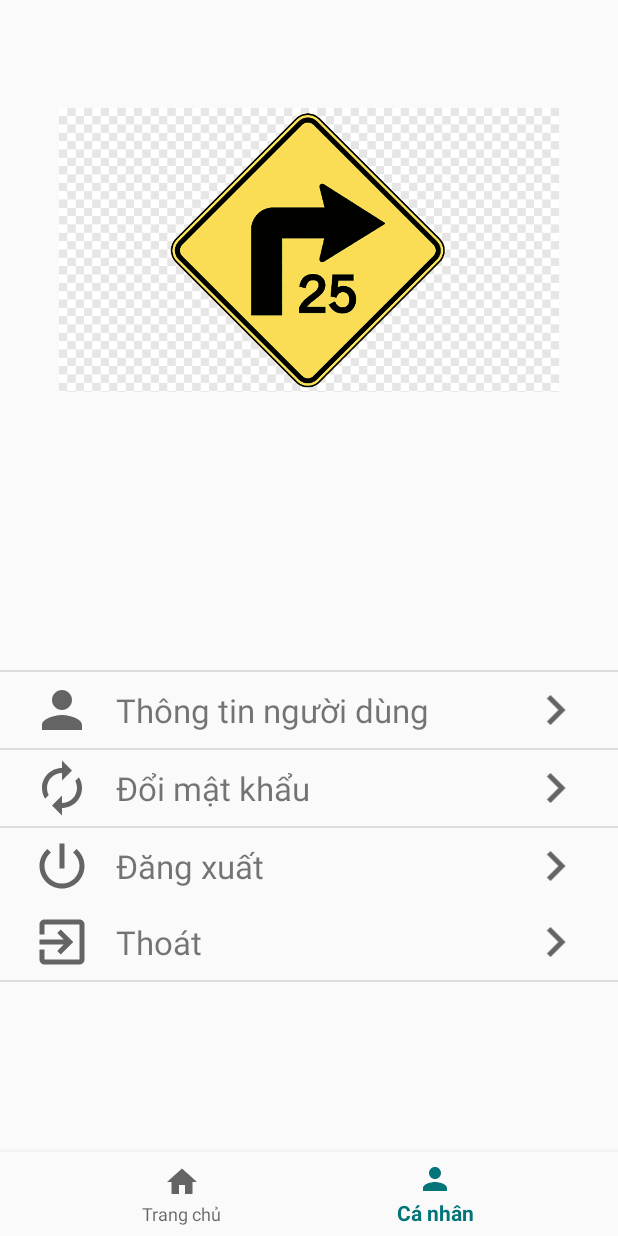
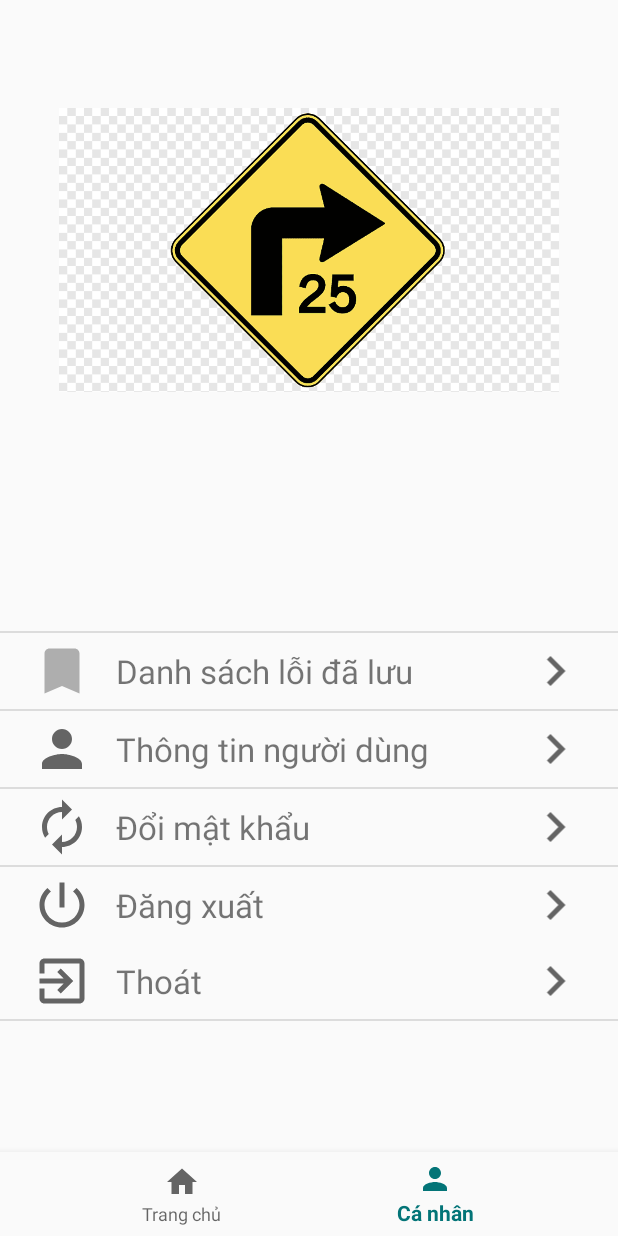
Before and after one commit to nguyentronghieu0611/GiaoThongAppVer1, an Android app: the DashboardFragment screen opened through its navigation route, on a phone screen of 412 x 824 dp. Run offline under Robolectric (Android 15) with nearby library versions, the phone set to English and light mode, and no system bars; our stand-ins replace CircleImageView, navigation-ui; 1 statement that could not run was skipped.

Commit message:
update final

```diff
--- a/app/src/main/java/com/example/giaothongappnew/adapter/ErrorAdapter.java
+++ b/app/src/main/java/com/example/giaothongappnew/adapter/ErrorAdapter.java
@@ -2,12 +2,16 @@ package com.example.giaothongappnew.adapter;
 
 import android.content.Context;
 import android.graphics.Paint;
+import android.os.Build;
 import android.view.LayoutInflater;
 import android.view.View;
 import android.view.ViewGroup;
 import android.widget.BaseAdapter;
+import android.widget.ImageView;
 import android.widget.TextView;
+import android.widget.Toast;
 
+import androidx.annotation.RequiresApi;
 import androidx.fragment.app.FragmentManager;
 
 
@@ -15,8 +19,15 @@ import com.bumptech.glide.Glide;
 import com.example.giaothongappnew.R;
 import com.example.giaothongappnew.config.TrafficDatabase;
 import com.example.giaothongappnew.model.Error;
+import com.example.giaothongappnew.model.MarkUser;
 
+import java.text.SimpleDateFormat;
+import java.time.LocalDateTime;
+import java.time.format.DateTimeFormatter;
+import java.util.Calendar;
+import java.util.Date;
 import java.util.List;
+import java.util.Locale;
 
 import de.hdodenhof.circleimageview.CircleImageView;
 
@@ -27,12 +38,14 @@ public class ErrorAdapter extends BaseAdapter {
     FragmentManager fragmentManager;
     TrafficDatabase db;
     private LayoutInflater layoutInflater;
+    int user_id=0;
 
-    public ErrorAdapter(List<Error> errorList, Context context, FragmentManager fragmentManager, TrafficDatabase db) {
+    public ErrorAdapter(List<Error> errorList, Context context, FragmentManager fragmentManager, TrafficDatabase db, int user_id) {
         this.errorList = errorList;
         this.context = context;
         this.fragmentManager = fragmentManager;
         this.db = db;
+        this.user_id = user_id;
         layoutInflater = LayoutInflater.from(context);
     }
 
@@ -62,12 +75,28 @@ public class ErrorAdapter extends BaseAdapter {
             holder.txtErrorDescription = convertView.findViewById(R.id.txtErrorDescription);
             holder.txtView = convertView.findViewById(R.id.txtView);
             holder.txtIcon = convertView.findViewById(R.id.txtIcon);
+            holder.btnSave = convertView.findViewById(R.id.btnSave);
             convertView.setTag(holder);
         }
         else
             holder = (ViewHolder) convertView.getTag();
+        final Error error = errorList.get(position);
+        holder.btnSave.setOnClickListener(new View.OnClickListener() {
+            @RequiresApi(api = Build.VERSION_CODES.O)
+            @Override
+            public void onClick(View v) {
+                SimpleDateFormat df = new SimpleDateFormat("dd-MM-yyyy", Locale.getDefault());
+                Date c = Calendar.getInstance().getTime();
+                long a = db.insertMarkUser(new MarkUser(user_id,error.getId(),df.format(c)));
+                if(a>0){
+                    Toast.makeText(context,"Lưu thành công",Toast.LENGTH_SHORT).show();
+                }
+                else {
+                    Toast.makeText(context,"Đã tồn tại lỗi trong kho",Toast.LENGTH_SHORT).show();
+                }
+            }
+        });
         holder.txtView.setPaintFlags(Paint.UNDERLINE_TEXT_FLAG);
-        final Error error = errorList.get(position);
         holder.txtContactName.setText(error.getName());
         holder.txtErrorDescription.setText(error.getDescription());
         if(error.getImage() != null){
@@ -85,5 +114,6 @@ public class ErrorAdapter extends BaseAdapter {
     static class ViewHolder{
         TextView txtContactName,txtErrorDescription, txtView;
         CircleImageView imageView,txtIcon;
+        ImageView btnSave;
     }
 }
--- a/app/src/main/java/com/example/giaothongappnew/ui/dashboard/DashboardFragment.java
+++ b/app/src/main/java/com/example/giaothongappnew/ui/dashboard/DashboardFragment.java
@@ -20,11 +20,12 @@ import androidx.lifecycle.ViewModelProviders;
 
 import com.example.giaothongappnew.ChangePasswordActivity;
 import com.example.giaothongappnew.LoginActivity;
+import com.example.giaothongappnew.MarkErrorActivity;
 import com.example.giaothongappnew.R;
 import com.example.giaothongappnew.UserInfoActivity;
 
 public class DashboardFragment extends Fragment {
-    LinearLayout layoutInfo, layoutChangePass, layoutLogout, layoutExit;
+    LinearLayout layoutInfo, layoutChangePass, layoutLogout, layoutExit, layoutMarkError;
 
     public View onCreateView(@NonNull LayoutInflater inflater, ViewGroup container, Bundle savedInstanceState) {
         View root = inflater.inflate(R.layout.fragment_dashboard, container, false);
@@ -38,9 +39,17 @@ public class DashboardFragment extends Fragment {
         layoutChangePass = view.findViewById(R.id.layoutChangePass);
         layoutLogout = view.findViewById(R.id.layoutLogout);
         layoutExit = view.findViewById(R.id.layoutExit);
+        layoutMarkError = view.findViewById(R.id.layoutMarkError);
     }
 
     private void bindEvent(){
+        layoutMarkError.setOnClickListener(new View.OnClickListener() {
+            @Override
+            public void onClick(View v) {
+                startActivity(new Intent(getContext(), MarkErrorActivity.class));
+            }
+        });
+
         layoutInfo.setOnClickListener(new View.OnClickListener() {
             @Override
             public void onClick(View v) {
--- a/app/src/main/java/com/example/giaothongappnew/ui/home/HomeFragment.java
+++ b/app/src/main/java/com/example/giaothongappnew/ui/home/HomeFragment.java
@@ -86,7 +86,7 @@ public class HomeFragment extends Fragment implements DataChange {
         db = new TrafficDatabase(getContext());
         initDefaultData();
         listError = db.getError();
-        lvError.setAdapter(new ErrorAdapter(listError,getContext(),fragmentManager,db));
+        lvError.setAdapter(new ErrorAdapter(listError,getContext(),fragmentManager,db,user_id));
     }
 
     private void bindEvent(){
@@ -184,7 +184,7 @@ public class HomeFragment extends Fragment implements DataChange {
             else
                 lvSearchHistory.setVisibility(View.GONE);
             listError = db.getError();
-            lvError.setAdapter(new ErrorAdapter(listError,getContext(),fragmentManager,db));
+            lvError.setAdapter(new ErrorAdapter(listError,getContext(),fragmentManager,db,user_id));
         }
         else if(isSearch && !searchText.isEmpty()){
             db.insertHistory(new SearchHistory(user_id,searchText));
@@ -196,7 +196,7 @@ public class HomeFragment extends Fragment implements DataChange {
             else
                 lvSearchHistory.setVisibility(View.GONE);
             listError = db.searchError(searchText);
-            lvError.setAdapter(new ErrorAdapter(listError,getContext(),fragmentManager,db));
+            lvError.setAdapter(new ErrorAdapter(listError,getContext(),fragmentManager,db,user_id));
         }
         else
             lvSearchHistory.setVisibility(View.GONE);
--- /dev/null
+++ b/app/src/main/res/drawable/ic_baseline_bookmark_24.xml
@@ -0,0 +1,5 @@
+<vector android:height="24dp" android:tint="#AEAEAE"
+    android:viewportHeight="24" android:viewportWidth="24"
+    android:width="24dp" xmlns:android="http://schemas.android.com/apk/res/android">
+    <path android:fillColor="@android:color/white" android:pathData="M17,3H7c-1.1,0 -1.99,0.9 -1.99,2L5,21l7,-3 7,3V5c0,-1.1 -0.9,-2 -2,-2z"/>
+</vector>
--- /dev/null
+++ b/app/src/main/res/drawable/ic_baseline_save_24.xml
@@ -0,0 +1,5 @@
+<vector android:height="24dp" android:tint="#9B1F00"
+    android:viewportHeight="24" android:viewportWidth="24"
+    android:width="24dp" xmlns:android="http://schemas.android.com/apk/res/android">
+    <path android:fillColor="@android:color/white" android:pathData="M17,3L5,3c-1.11,0 -2,0.9 -2,2v14c0,1.1 0.89,2 2,2h14c1.1,0 2,-0.9 2,-2L21,7l-4,-4zM12,19c-1.66,0 -3,-1.34 -3,-3s1.34,-3 3,-3 3,1.34 3,3 -1.34,3 -3,3zM15,9L5,9L5,5h10v4z"/>
+</vector>
--- a/app/src/main/res/layout/fragment_dashboard.xml
+++ b/app/src/main/res/layout/fragment_dashboard.xml
@@ -20,6 +20,31 @@
         android:layout_height="wrap_content"
         app:layout_constraintTop_toBottomOf="@id/imgAvatar"
         app:layout_constraintBottom_toBottomOf="parent">
+        <View style="@style/Divider"/>
+        <LinearLayout
+            android:id="@+id/layoutMarkError"
+            android:padding="5dp"
+            android:weightSum="10"
+            android:layout_width="match_parent"
+            android:layout_height="wrap_content">
+            <ImageView
+                android:layout_weight="1"
+                android:layout_width="40dp"
+                android:layout_height="40dp"
+                android:src="@drawable/ic_baseline_bookmark_24"/>
+            <TextView
+                android:gravity="center_vertical"
+                android:layout_weight="8"
+                android:textSize="22sp"
+                android:text="Danh sách lỗi đã lưu"
+                android:layout_width="0dp"
+                android:layout_height="40dp"/>
+            <ImageView
+                android:layout_weight="1"
+                android:layout_width="40dp"
+                android:layout_height="40dp"
+                android:src="@drawable/ic_baseline_chevron_right_24"/>
+        </LinearLayout>
         <View style="@style/Divider"/>
         <LinearLayout
             android:id="@+id/layoutInfo"
--- a/app/src/main/res/layout/fragment_home.xml
+++ b/app/src/main/res/layout/fragment_home.xml
@@ -48,8 +48,6 @@
         app:layout_constraintLeft_toLeftOf="parent"
         app:layout_constraintTop_toBottomOf="@id/edtSearch"
         android:visibility="gone"
-        android:divider="@android:color/transparent"
-        android:dividerHeight="8dip"
         android:id="@+id/lvHistory"
         android:layout_width="match_parent"
         android:layout_height="wrap_content"/>
--- a/app/src/main/res/layout/layout_searchhistory_items.xml
+++ b/app/src/main/res/layout/layout_searchhistory_items.xml
@@ -6,12 +6,12 @@
 
     <ImageView
         android:layout_margin="7dp"
-        android:src="@drawable/ic_baseline_access_time_24"
+        android:src="@drawable/ic_baseline_search_24"
         android:id="@+id/imgTime"
         app:layout_constraintLeft_toLeftOf="parent"
         app:layout_constraintTop_toTopOf="parent"
-        android:layout_width="40dp"
-        android:layout_height="40dp"/>
+        android:layout_width="30dp"
+        android:layout_height="30dp"/>
     <TextView
         android:paddingStart="5dp"
         android:gravity="center_vertical"
```
Also changed, not shown: app/src/main/AndroidManifest.xml (+8 -6 lines), app/src/main/java/com/example/giaothongappnew/MarkErrorActivity.java (added, +40 -0 lines), app/src/main/java/com/example/giaothongappnew/adapter/AmercementAdapter.java (+7 -1 lines), app/src/main/java/com/example/giaothongappnew/adapter/MarkUserAdapter.java (added, +84 -0 lines), app/src/main/java/com/example/giaothongappnew/config/TrafficDatabase.java (+24 -0 lines), app/src/main/java/com/example/giaothongappnew/model/MarkUser.java (+26 -0 lines), app/src/main/res/layout/activity_mark_error.xml (added, +15 -0 lines), app/src/main/res/layout/layout_error_items.xml (+14 -1 lines), app/src/main/res/layout/layout_markuser_items.xml (added, +24 -0 lines).
